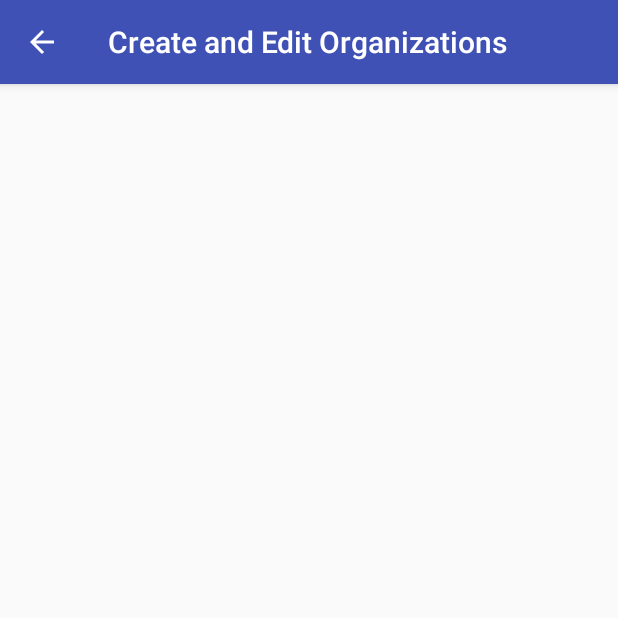
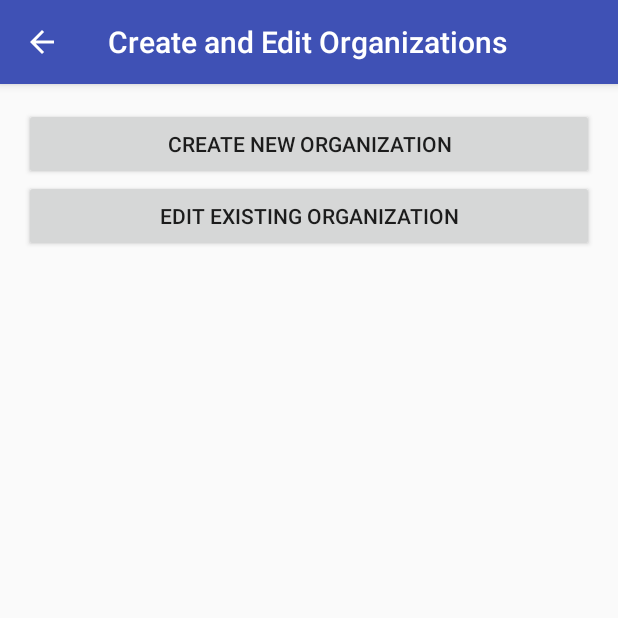
Before and after one commit to TarentoTechnologies/CheckIn, an Android app: the OrganizationActivity screen opened directly, with no data from a screen before it, on a phone screen of 412 x 824 dp, the top half of it. Run offline under Robolectric (Android 15) with nearby library versions, the light colour scheme and no system bars.

Commit message:
Can create and edit new organizations (workflow)

```diff
--- a/app/src/main/res/layout/activity_organization.xml
+++ b/app/src/main/res/layout/activity_organization.xml
@@ -4,6 +4,22 @@
     xmlns:tools="http://schemas.android.com/tools"
     android:layout_width="match_parent"
     android:layout_height="match_parent"
+    android:padding="@dimen/activity_padding"
     tools:context=".OrganizationActivity">
 
+    <LinearLayout
+        android:layout_width="match_parent"
+        android:layout_height="wrap_content"
+        android:orientation="vertical">
+        <Button
+            android:layout_width="match_parent"
+            android:layout_height="wrap_content"
+            android:text="@string/create_organization_label"
+            android:onClick="createOrganization" />
+        <Button
+            android:layout_width="match_parent"
+            android:layout_height="wrap_content"
+            android:text="@string/edit_organization_label"
+            android:onClick="editOrganization" />
+    </LinearLayout>
 </android.support.constraint.ConstraintLayout>
--- a/app/src/main/res/values/strings.xml
+++ b/app/src/main/res/values/strings.xml
@@ -58,4 +58,6 @@
     <string name="shift_options_label">Create and Edit Shifts</string>
     <string name="check_in_options_label">View and Export Check Ins</string>
     <string name="admin_options_label">Administrative Options</string>
+    <string name="create_organization_label">Create New Organization</string>
+    <string name="edit_organization_label">Edit Existing Organization</string>
 </resources>
```
Also changed, not shown: app/src/main/AndroidManifest.xml (+16 -0 lines), app/src/main/java/com/tarento/checkin/checkin/CreateOrganizationActivity.kt (added, +12 -0 lines), app/src/main/java/com/tarento/checkin/checkin/EditOrganizationActivity.kt (added, +12 -0 lines), app/src/main/java/com/tarento/checkin/checkin/OrganizationActivity.kt (+12 -0 lines), app/src/main/res/layout/activity_create_organization.xml (added, +9 -0 lines), app/src/main/res/layout/activity_edit_organization.xml (added, +9 -0 lines).
